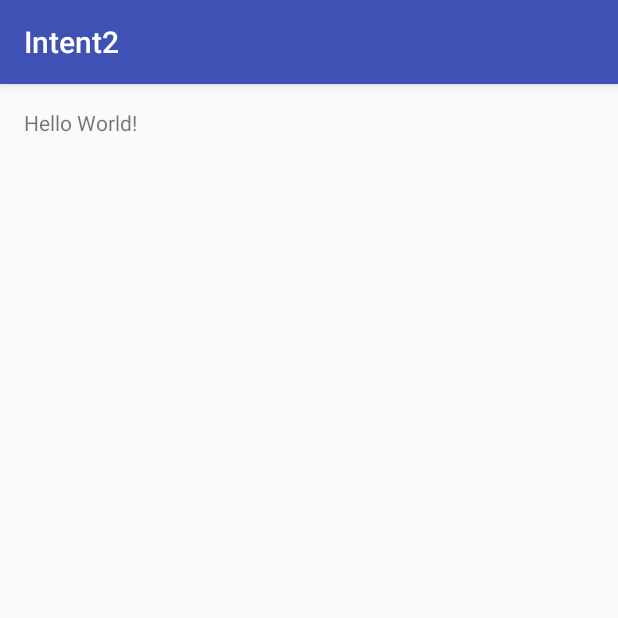
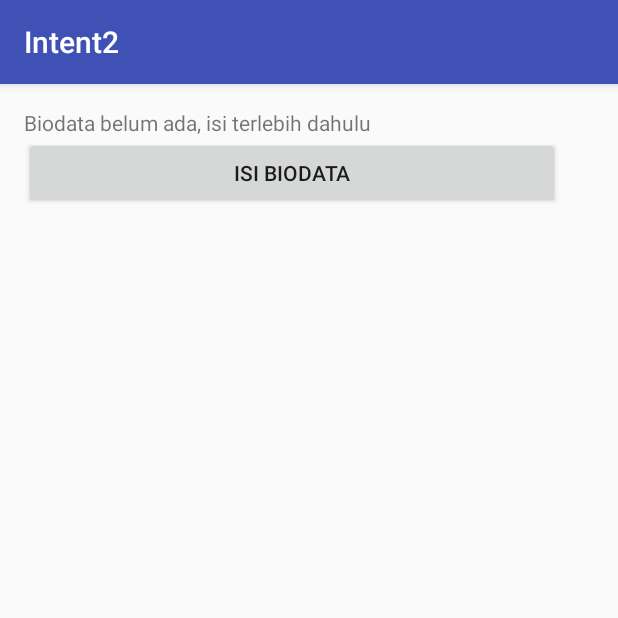
Before and after one commit to 24taufikkur/Intent2, an Android app: the screen it shows after launch (MainActivity), on a phone screen of 412 x 824 dp, the top half of it. Run offline under Robolectric (Android 15) with nearby library versions, the phone set to English and light mode, and no system bars.

Commit message:
startActivityForResult Final

```diff
--- a/app/src/main/AndroidManifest.xml
+++ b/app/src/main/AndroidManifest.xml
@@ -15,6 +15,7 @@
                 <category android:name="android.intent.category.LAUNCHER" />
             </intent-filter>
         </activity>
+        <activity android:name=".InputActivity"></activity>
     </application>
 
 </manifest>
--- a/app/src/main/res/layout/activity_main.xml
+++ b/app/src/main/res/layout/activity_main.xml
@@ -1,9 +1,9 @@
 <?xml version="1.0" encoding="utf-8"?>
-<RelativeLayout xmlns:android="http://schemas.android.com/apk/res/android"
+<LinearLayout xmlns:android="http://schemas.android.com/apk/res/android"
     xmlns:tools="http://schemas.android.com/tools"
-    android:id="@+id/activity_main"
     android:layout_width="match_parent"
     android:layout_height="match_parent"
+    android:orientation="vertical"
     android:paddingBottom="@dimen/activity_vertical_margin"
     android:paddingLeft="@dimen/activity_horizontal_margin"
     android:paddingRight="@dimen/activity_horizontal_margin"
@@ -11,7 +11,14 @@
     tools:context="id.sch.smktelkom_mlg.learn.intent2.MainActivity">
 
     <TextView
+        android:id="@+id/textViewBiodata"
         android:layout_width="wrap_content"
         android:layout_height="wrap_content"
-        android:text="Hello World!" />
-</RelativeLayout>
+        android:text="Biodata belum ada, isi terlebih dahulu" />
+
+    <Button
+        android:id="@+id/buttonInput"
+        android:layout_width="357dp"
+        android:layout_height="wrap_content"
+        android:text="Isi Biodata" />
+</LinearLayout>
```
Also changed, not shown: app/src/main/java/id/sch/smktelkom_mlg/learn/intent2/InputActivity.java (added, +45 -0 lines), app/src/main/java/id/sch/smktelkom_mlg/learn/intent2/MainActivity.java (+29 -0 lines), app/src/main/res/layout/activity_input.xml (added, +42 -0 lines).
